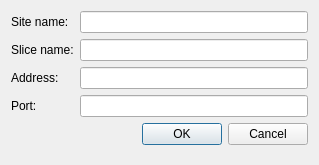
This is src/demogui/editsliverdialog.ui in henrikvs/nornetdemo as Qt 5 draws it before an edit. The edited form follows.
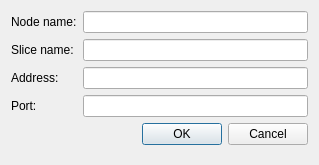
This is the edited form.

The edit to the form file:
```diff
--- a/src/demogui/editsliverdialog.ui
+++ b/src/demogui/editsliverdialog.ui
@@ -19,7 +19,7 @@
      <item row="0" column="0">
       <widget class="QLabel" name="label">
        <property name="text">
-        <string>Site name:</string>
+        <string>Node name:</string>
        </property>
       </widget>
      </item>
```
